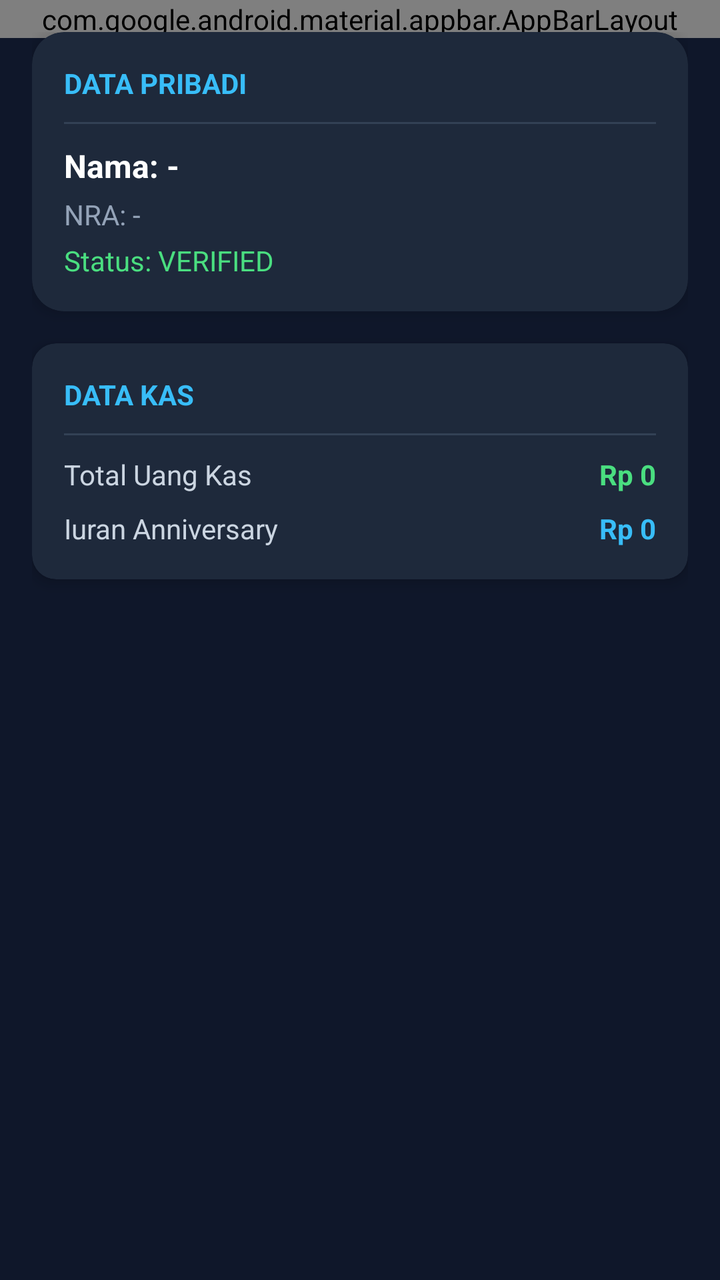
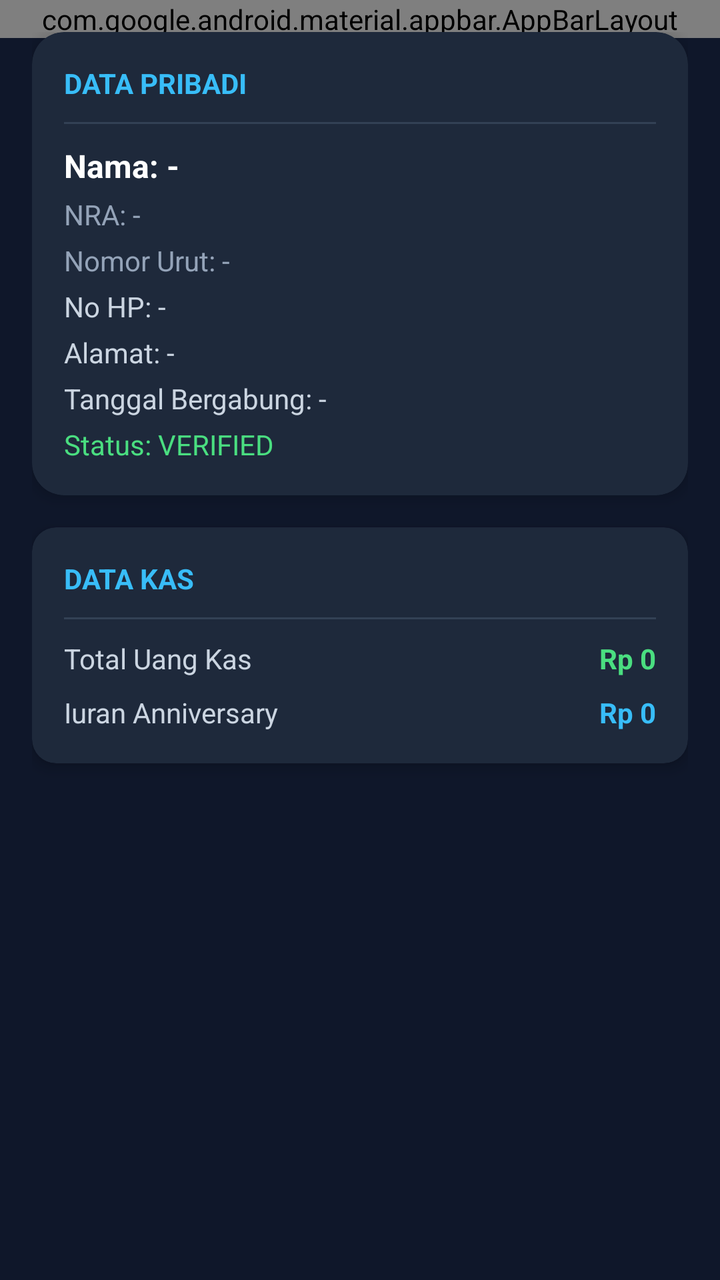

Before-and-after screenshots of an Android layout around one commit, followed by the original layout XML and the change that was made.
<!-- AndroidManifest.xml: activity theme Theme.NeboSukabumi -->
<!-- res/layout/activity_detail_anggota.xml -->
<?xml version="1.0" encoding="utf-8"?>
<androidx.coordinatorlayout.widget.CoordinatorLayout 
    xmlns:android="http://schemas.android.com/apk/res/android"
    xmlns:app="http://schemas.android.com/apk/res-auto"
    android:layout_width="match_parent"
    android:layout_height="match_parent"
    android:background="#0F172A">

    <com.google.android.material.appbar.AppBarLayout
        android:layout_width="match_parent"
        android:layout_height="wrap_content"
        android:background="#1E293B">

        <androidx.appcompat.widget.Toolbar
            android:id="@+id/toolbar"
            android:layout_width="match_parent"
            android:layout_height="?attr/actionBarSize"
            app:title="Detail Anggota"
            app:titleTextColor="#FFFFFF" />
    </com.google.android.material.appbar.AppBarLayout>

    <androidx.core.widget.NestedScrollView
        android:layout_width="match_parent"
        android:layout_height="match_parent"
        android:fillViewport="true"
        app:layout_behavior="@string/appbar_scrolling_view_behavior">

        <LinearLayout
            android:layout_width="match_parent"
            android:layout_height="wrap_content"
            android:orientation="vertical"
            android:padding="16dp">

            
            <androidx.cardview.widget.CardView
                android:id="@+id/cardDataPribadi"
                android:layout_width="match_parent"
                android:layout_height="wrap_content"
                android:layout_marginBottom="16dp"
                app:cardBackgroundColor="#1E293B"
                app:cardCornerRadius="16dp"
                app:cardElevation="4dp">

                <LinearLayout
                    android:layout_width="match_parent"
                    android:layout_height="wrap_content"
                    android:orientation="vertical"
                    android:padding="16dp">

                    <TextView
                        android:layout_width="wrap_content"
                        android:layout_height="wrap_content"
                        android:text="DATA PRIBADI"
                        android:textColor="#38BDF8"
                        android:textSize="14sp"
                        android:textStyle="bold" />

                    <View
                        android:layout_width="match_parent"
                        android:layout_height="1dp"
                        android:layout_marginVertical="10dp"
                        android:background="#334155" />

                    <TextView
                        android:id="@+id/tvNamaAnggota"
                        android:layout_width="wrap_content"
                        android:layout_height="wrap_content"
                        android:text="Nama: -"
                        android:textColor="#FFFFFF"
                        android:textSize="16sp"
                        android:textStyle="bold" />

                    <TextView
                        android:id="@+id/tvNraAnggota"
                        android:layout_width="wrap_content"
                        android:layout_height="wrap_content"
                        android:layout_marginTop="4dp"
                        android:text="NRA: -"
                        android:textColor="#94A3B8"
                        android:textSize="14sp" />

                    <TextView
                        android:id="@+id/tvStatusAnggota"
                        android:layout_width="wrap_content"
                        android:layout_height="wrap_content"
                        android:layout_marginTop="4dp"
                        android:text="Status: VERIFIED"
                        android:textColor="#4ADE80"
                        android:textSize="14sp" />
                </LinearLayout>
            </androidx.cardview.widget.CardView>

            
            <androidx.cardview.widget.CardView
                android:id="@+id/cardDataKas"
                android:layout_width="match_parent"
                android:layout_height="wrap_content"
                android:layout_marginBottom="16dp"
                app:cardBackgroundColor="#1E293B"
                app:cardCornerRadius="12dp"
                app:cardElevation="4dp">

                <LinearLayout
                    android:layout_width="match_parent"
                    android:layout_height="wrap_content"
                    android:orientation="vertical"
                    android:padding="16dp">

                    <TextView
                        android:layout_width="wrap_content"
                        android:layout_height="wrap_content"
                        android:text="DATA KAS"
                        android:textColor="#38BDF8"
                        android:textSize="14sp"
                        android:textStyle="bold" />

                    <View
                        android:layout_width="match_parent"
                        android:layout_height="1dp"
                        android:layout_marginVertical="10dp"
                        android:background="#334155" />

                    <RelativeLayout
                        android:layout_width="match_parent"
                        android:layout_height="wrap_content">
                        <TextView
                            android:layout_width="wrap_content"
                            android:layout_height="wrap_content"
                            android:text="Total Uang Kas"
                            android:textColor="#CBD5E1"
                            android:textSize="14sp" />
                        <TextView
                            android:id="@+id/tvTotalKas"
                            android:layout_width="wrap_content"
                            android:layout_height="wrap_content"
                            android:layout_alignParentEnd="true"
                            android:text="Rp 0"
                            android:textColor="#4ADE80"
                            android:textSize="14sp"
                            android:textStyle="bold" />
                    </RelativeLayout>

                    <RelativeLayout
                        android:layout_width="match_parent"
                        android:layout_height="wrap_content"
                        android:layout_marginTop="8dp">
                        <TextView
                            android:layout_width="wrap_content"
                            android:layout_height="wrap_content"
                            android:text="Iuran Anniversary"
                            android:textColor="#CBD5E1"
                            android:textSize="14sp" />
                        <TextView
                            android:id="@+id/tvIuranAnniversary"
                            android:layout_width="wrap_content"
                            android:layout_height="wrap_content"
                            android:layout_alignParentEnd="true"
                            android:text="Rp 0"
                            android:textColor="#38BDF8"
                            android:textSize="14sp"
                            android:textStyle="bold" />
                    </RelativeLayout>
                </LinearLayout>
            </androidx.cardview.widget.CardView>

            
            <androidx.cardview.widget.CardView
                android:id="@+id/cardDataCicilan"
                android:layout_width="match_parent"
                android:layout_height="wrap_content"
                android:layout_marginBottom="16dp"
                android:visibility="gone"
                app:cardBackgroundColor="#1E293B"
                app:cardCornerRadius="12dp"
                app:cardElevation="4dp">

                <LinearLayout
                    android:layout_width="match_parent"
                    android:layout_height="wrap_content"
                    android:orientation="vertical"
                    android:padding="16dp">

                    <TextView
                        android:layout_width="wrap_content"
                        android:layout_height="wrap_content"
                        android:text="DATA CICILAN BARANG"
                        android:textColor="#38BDF8"
                        android:textSize="14sp"
                        android:textStyle="bold" />

                    <View
                        android:layout_width="match_parent"
                        android:layout_height="1dp"
                        android:layout_marginVertical="10dp"
                        android:background="#334155" />

                    
                    <RelativeLayout
                        android:layout_width="match_parent"
                        android:layout_height="wrap_content">
                        <TextView
                            android:layout_width="wrap_content"
                            android:layout_height="wrap_content"
                            android:text="Harga Barang"
                            android:textColor="#CBD5E1"
                            android:textSize="14sp" />
                        <TextView
                            android:id="@+id/tvHargaBarang"
                            android:layout_width="wrap_content"
                            android:layout_height="wrap_content"
                            android:layout_alignParentEnd="true"
                            android:text="Rp 0"
                            android:textColor="#38BDF8"
                            android:textSize="14sp"
                            android:textStyle="bold" />
                    </RelativeLayout>

                    
                    <RelativeLayout
                        android:layout_width="match_parent"
                        android:layout_height="wrap_content"
                        android:layout_marginTop="8dp">
                        <TextView
                            android:layout_width="wrap_content"
                            android:layout_height="wrap_content"
                            android:text="Total Dibayar"
                            android:textColor="#CBD5E1"
                            android:textSize="14sp" />
                        <TextView
                            android:id="@+id/tvTotalDibayar"
                            android:layout_width="wrap_content"
                            android:layout_height="wrap_content"
                            android:layout_alignParentEnd="true"
                            android:text="Rp 0"
                            android:textColor="#4ADE80"
                            android:textSize="14sp"
                            android:textStyle="bold" />
                    </RelativeLayout>

                    
                    <RelativeLayout
                        android:layout_width="match_parent"
                        android:layout_height="wrap_content"
                        android:layout_marginTop="8dp">
                        <TextView
                            android:layout_width="wrap_content"
                            android:layout_height="wrap_content"
                            android:text="Sisa Cicilan"
                            android:textColor="#CBD5E1"
                            android:textSize="14sp" />
                        <TextView
                            android:id="@+id/tvSisaCicilan"
                            android:layout_width="wrap_content"
                            android:layout_height="wrap_content"
                            android:layout_alignParentEnd="true"
                            android:text="Rp 0"
                            android:textColor="#F87171"
                            android:textSize="14sp"
                            android:textStyle="bold" />
                    </RelativeLayout>
                </LinearLayout>
            </androidx.cardview.widget.CardView>

            
            <ProgressBar
                android:id="@+id/progressBar"
                android:layout_width="wrap_content"
                android:layout_height="wrap_content"
                android:layout_gravity="center"
                android:layout_marginVertical="16dp"
                android:visibility="gone" />

        </LinearLayout>
    </androidx.core.widget.NestedScrollView>

</androidx.coordinatorlayout.widget.CoordinatorLayout>
<!-- resources referenced by this layout -->
<resources>
  <style name="Theme.NeboSukabumi" parent="android:Theme.Material.Light.NoActionBar">
          <item name="android:statusBarColor">#0F172A</item>
      </style>
</resources>

<!-- the commit's change to res/layout/activity_detail_anggota.xml (unified diff, before → after) -->
@@ -80,6 +80,42 @@
                         android:textSize="14sp" />
 
                     <TextView
+                        android:id="@+id/tvNomorUrutAnggota"
+                        android:layout_width="wrap_content"
+                        android:layout_height="wrap_content"
+                        android:layout_marginTop="4dp"
+                        android:text="Nomor Urut: -"
+                        android:textColor="#94A3B8"
+                        android:textSize="14sp" />
+
+                    <TextView
+                        android:id="@+id/tvNoHpAnggota"
+                        android:layout_width="wrap_content"
+                        android:layout_height="wrap_content"
+                        android:layout_marginTop="4dp"
+                        android:text="No HP: -"
+                        android:textColor="#CBD5E1"
+                        android:textSize="14sp" />
+
+                    <TextView
+                        android:id="@+id/tvAlamatAnggota"
+                        android:layout_width="wrap_content"
+                        android:layout_height="wrap_content"
+                        android:layout_marginTop="4dp"
+                        android:text="Alamat: -"
+                        android:textColor="#CBD5E1"
+                        android:textSize="14sp" />
+
+                    <TextView
+                        android:id="@+id/tvTglGabungAnggota"
+                        android:layout_width="wrap_content"
+                        android:layout_height="wrap_content"
+                        android:layout_marginTop="4dp"
+                        android:text="Tanggal Bergabung: -"
+                        android:textColor="#CBD5E1"
+                        android:textSize="14sp" />
+
+                    <TextView
                         android:id="@+id/tvStatusAnggota"
                         android:layout_width="wrap_content"
                         android:layout_height="wrap_content"
@@ -87,6 +123,17 @@
                         android:text="Status: VERIFIED"
                         android:textColor="#4ADE80"
                         android:textSize="14sp" />
+
+                    <Button
+                        android:id="@+id/btnEditAnggota"
+                        android:layout_width="match_parent"
+                        android:layout_height="48dp"
+                        android:layout_marginTop="14dp"
+                        android:text="✏️ EDIT ANGGOTA"
+                        android:textColor="#FFFFFF"
+                        android:backgroundTint="#3B82F6"
+                        android:textStyle="bold"
+                        android:visibility="gone" />
                 </LinearLayout>
             </androidx.cardview.widget.CardView>
 
